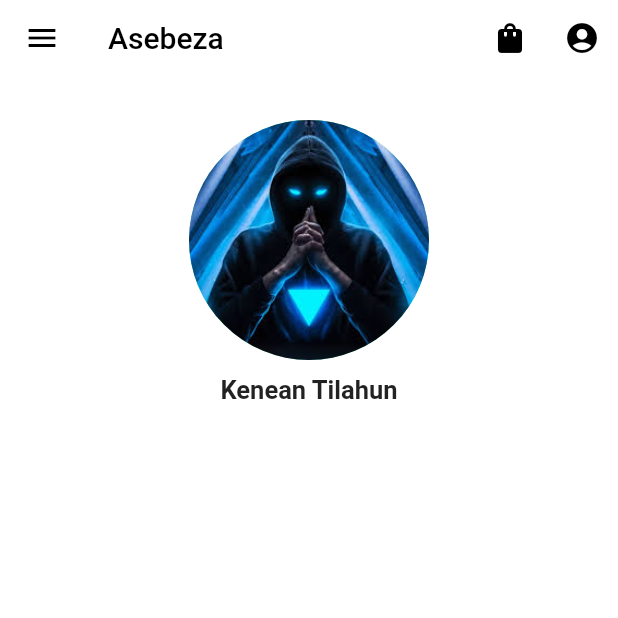
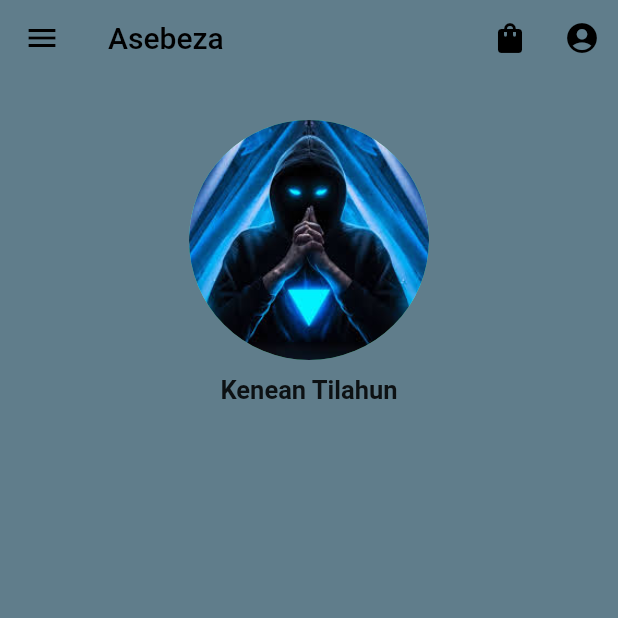
Before and after one commit to KeniKT/KENEAN_TILAHUN_ASSIGMENT_3, a Flutter app: the screen it shows after launch, after a tap on the "shopping bag" icon, after a tap on the "account circle" icon, on a phone screen of 412 x 824 dp, the top half of it. Run offline on Flutter 3.47's test engine with Material 2 defaults, Android fonts, the phone set to English and light mode, and no system bars; our stand-ins replace bloc, equatable, flutter_bloc; missing offline and left inert: mobile_number; network calls fail.

Commit message:
last commit

```diff
--- a/lib/data/data_source/remote_data_provider.dart
+++ b/lib/data/data_source/remote_data_provider.dart
@@ -15,8 +15,6 @@ class ApiServiceProvider {
     if (response.statusCode == 200) {
       final result = json.decode(response.body) as List;
       final asbezas = result.map((res) => Asebeza.fromJson(res)).toList();
-      print("from data layer");
-      print(asbezas);
       return asbezas;
     } else {
       throw Exception('Failed to load');
--- a/lib/presentaion/pages/history.dart
+++ b/lib/presentaion/pages/history.dart
@@ -19,7 +19,7 @@ class _HistoryPageState extends State<HistoryPage> {
   Widget build(BuildContext context) {
     return SafeArea(
       child: Scaffold(
-        backgroundColor: Colors.white,
+        backgroundColor: Colors.blueGrey,
         appBar: CustomAppBar(),
         drawer: CustomDrawer(),
         body: BlocBuilder<AsebezaBlocBloc, AsebezaBlocState>(
--- a/lib/presentaion/pages/home.dart
+++ b/lib/presentaion/pages/home.dart
@@ -19,7 +19,7 @@ class _HomePageState extends State<HomePage> {
   Widget build(BuildContext context) {
     return SafeArea(
       child: Scaffold(
-        backgroundColor: Colors.white,
+        backgroundColor: Colors.blueGrey,
         appBar: CustomAppBar(),
         drawer: CustomDrawer(),
         body: BlocBuilder<AsebezaBlocBloc, AsebezaBlocState>(
--- a/lib/presentaion/pages/profile.dart
+++ b/lib/presentaion/pages/profile.dart
@@ -58,7 +58,7 @@ class _ProfilePageState extends State<ProfilePage> {
   Widget build(BuildContext context) {
     return SafeArea(
       child: Scaffold(
-        backgroundColor: Colors.white,
+        backgroundColor: Colors.blueGrey,
         appBar: const CustomAppBar(),
         drawer: CustomDrawer(),
         body: Center(
--- a/lib/presentaion/widgets/custom_drawer.dart
+++ b/lib/presentaion/widgets/custom_drawer.dart
@@ -16,7 +16,7 @@ class CustomDrawer extends StatelessWidget {
   Widget build(BuildContext context) {
     return SafeArea(
       child: Drawer(
-          backgroundColor: Colors.grey,
+          backgroundColor: Colors.blueGrey,
           child: Container(
             margin: const EdgeInsets.all(10),
             child: ListView.builder(
@@ -35,6 +35,8 @@ class CustomDrawer extends StatelessWidget {
                         if (item["title"] == "HOME") {
                           BlocProvider.of<AsebezaBlocBloc>(context)
                               .add(FetchAsebezaBlocEvent());
+                        } else if (item["title"] == "HISTORY") {
+                          BlocProvider.of<AsebezaBlocBloc>(context).add(GetItemBlocEvent());
                         }
                         Navigator.pushNamed(context, item["route"].toString());
                       },
```
Also changed, not shown: 2 other files.
